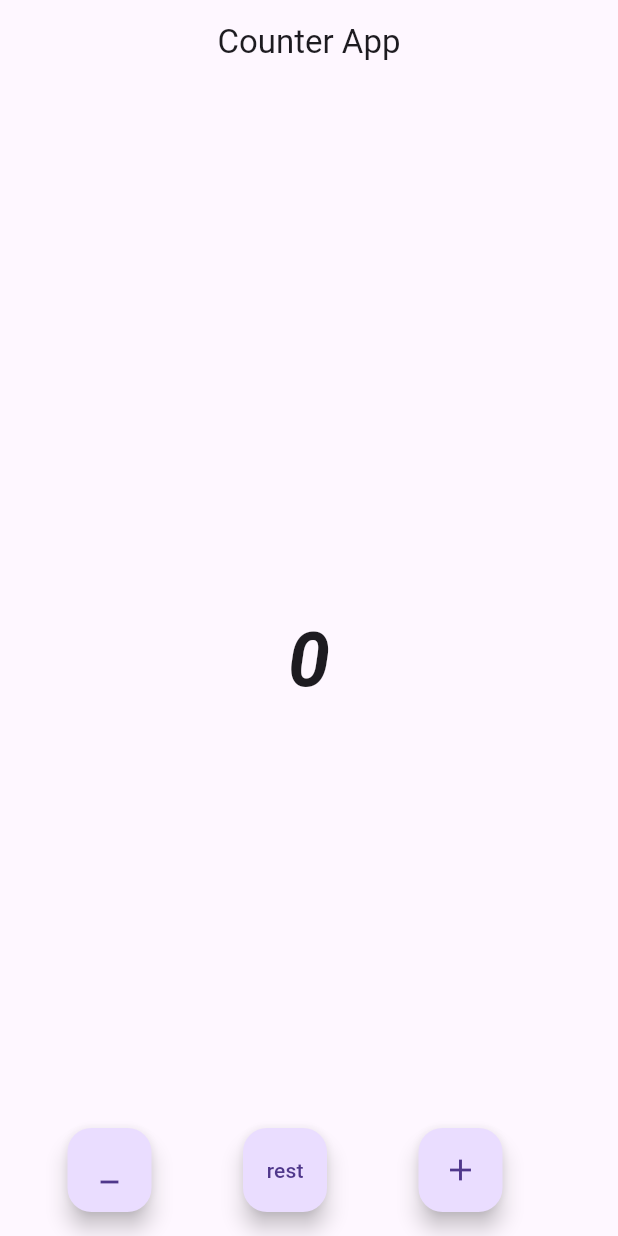
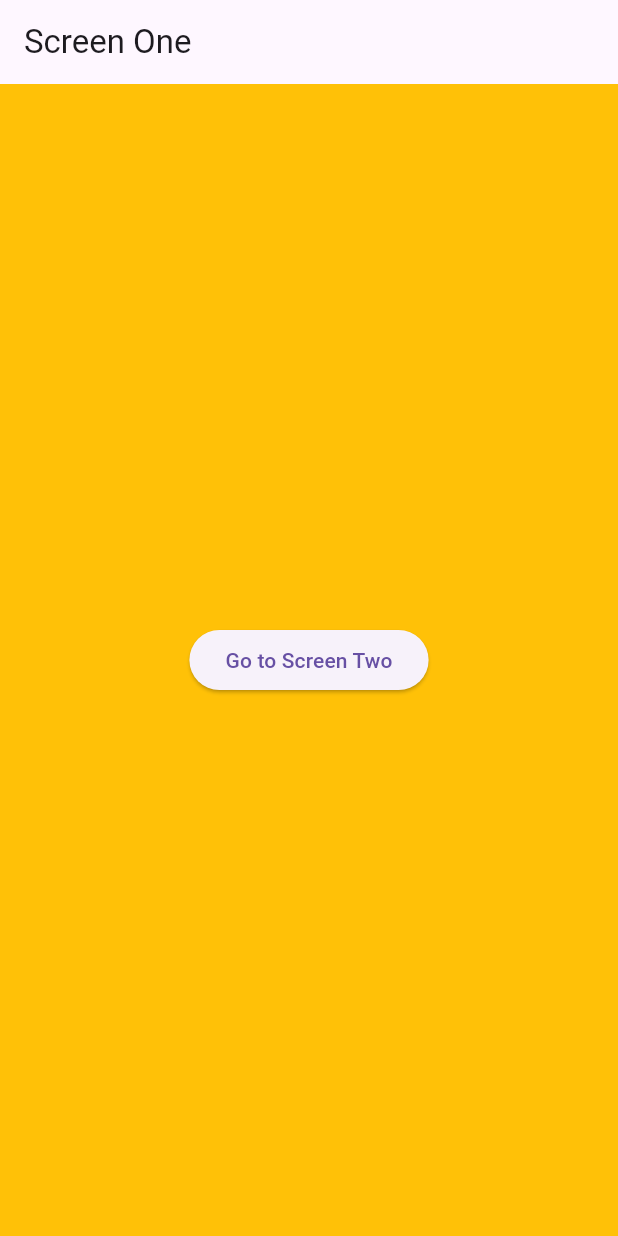
Before and after one commit to gen-eslam/flutter_106, a Flutter app: the screen it shows after launch, on a phone screen of 412 x 824 dp. Run offline on Flutter 3.47's test engine with Material 3 defaults, Android fonts, the light colour scheme and no system bars.

Commit message:
add navigation

```diff
--- a/lib/main.dart
+++ b/lib/main.dart
@@ -1,5 +1,6 @@
 import 'package:flutter/material.dart';
 import 'package:flutter_106/counter/counter_screen.dart';
+import 'package:flutter_106/navigation/screen_one.dart';
 
 void main() {
   runApp(const MyApp());
@@ -11,7 +12,7 @@ class MyApp extends StatelessWidget {
   @override
   Widget build(BuildContext context) {
     return const MaterialApp(
-      home: CounterScreen(), // change the screen
+      home: ScreenOne(), // change the screen
     );
   }
 }
--- /dev/null
+++ b/lib/navigation/screen_one.dart
@@ -0,0 +1,30 @@
+import 'package:flutter/material.dart';
+import 'package:flutter_106/navigation/screen_two.dart';
+
+class ScreenOne extends StatelessWidget {
+  const ScreenOne({super.key});
+
+  @override
+  Widget build(BuildContext context) {
+    return Scaffold(
+        backgroundColor: Colors.amber,
+        appBar: AppBar(
+          title: const Text('Screen One'),
+        ),
+        body: SizedBox(
+          width: double.infinity,
+          child: Column(
+            mainAxisAlignment: MainAxisAlignment.center,
+            children: [
+              ElevatedButton(
+                onPressed: () {
+                  Navigator.of(context).push(MaterialPageRoute(
+                      builder: (context) => const ScreenTwo()));
+                },
+                child: const Text('Go to Screen Two'),
+              ),
+            ],
+          ),
+        ));
+  }
+}
```
Also changed, not shown: lib/navigation/screen_four.dart (added, +28 -0 lines), lib/navigation/screen_three.dart (added, +50 -0 lines), lib/navigation/screen_two.dart (added, +48 -0 lines).
